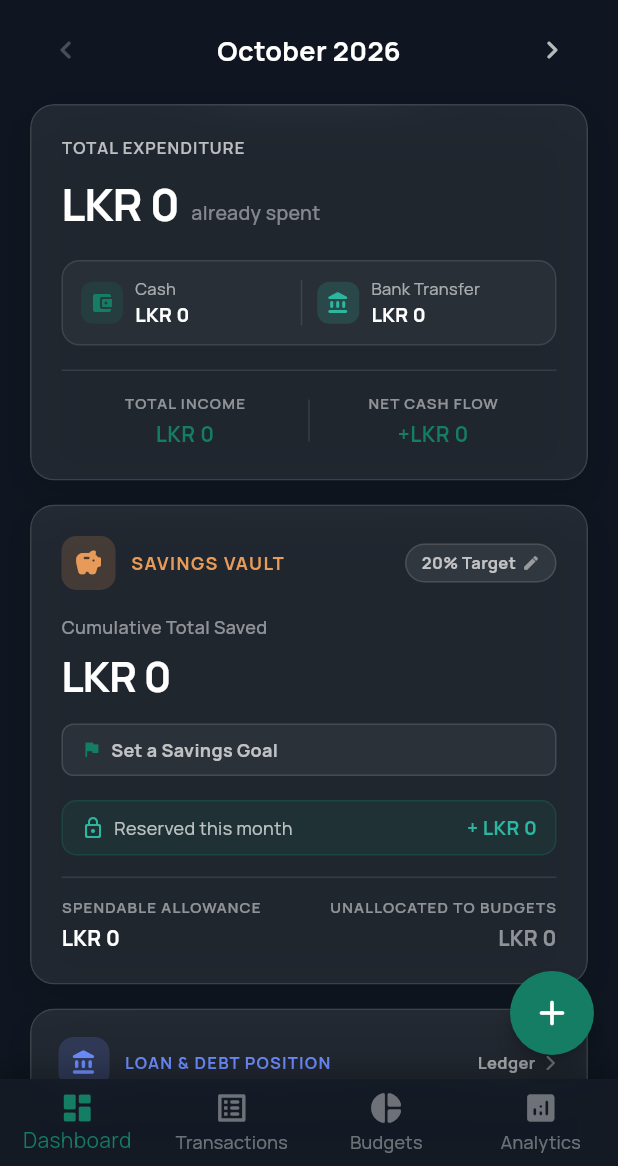
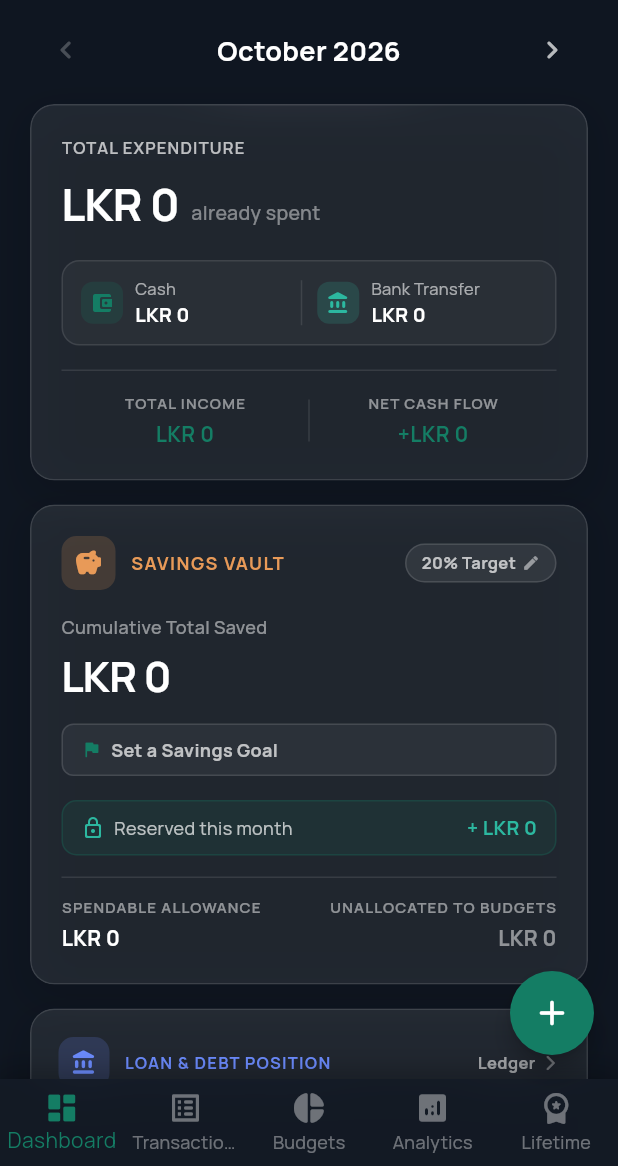
Before and after one commit to ashmax77/Aureli, a Flutter app: the HomeNavigationScaffold screen opened directly, after a tap on the "add" icon, after a tap on "Skip Tutorial", on a phone screen of 412 x 824 dp, the part 70-1236 px from its top. Run offline on Flutter 3.47's test engine with Material 3 defaults, Android fonts, the phone set to English and light mode, and no system bars; our stand-ins replace firebase_auth, firebase_core, firebase_messaging, fl_chart, flutter_secure_storage, flutter_svg and 3 more; accounts and stored records are empty; network calls fail.

Commit message:
feat(mobile): implement Lifetime Financial Milestones UI and LifetimeProvider

```diff
--- a/mobile/lib/main.dart
+++ b/mobile/lib/main.dart
@@ -14,6 +14,7 @@ import 'providers/notification_provider.dart';
 import 'providers/scheduled_transaction_provider.dart';
 import 'providers/debt_provider.dart';
 import 'providers/security_provider.dart';
+import 'providers/lifetime_provider.dart';
 
 import 'views/auth/auth_view.dart';
 import 'views/auth/biometric_lock_view.dart';
@@ -51,6 +52,7 @@ class MyApp extends StatelessWidget {
         ChangeNotifierProvider(create: (_) => NotificationProvider(apiService)),
         ChangeNotifierProvider(create: (_) => ScheduledTransactionProvider(apiService)),
         ChangeNotifierProvider(create: (_) => DebtProvider(apiService)),
+        ChangeNotifierProvider(create: (_) => LifetimeProvider(apiService)),
       ],
       child: Consumer<ThemeProvider>(
         builder: (context, themeProvider, child) {
--- /dev/null
+++ b/mobile/lib/models/achievement_model.dart
@@ -0,0 +1,39 @@
+class AchievementModel {
+  final String id;
+  final String title;
+  final String description;
+  final String iconKey;
+  final bool isUnlocked;
+  final String? unlockedAt;
+
+  AchievementModel({
+    required this.id,
+    required this.title,
+    required this.description,
+    required this.iconKey,
+    required this.isUnlocked,
+    this.unlockedAt,
+  });
+
+  factory AchievementModel.fromJson(Map<String, dynamic> json) {
+    return AchievementModel(
+      id: json['id'] as String? ?? '',
+      title: json['title'] as String? ?? '',
+      description: json['description'] as String? ?? '',
+      iconKey: json['iconKey'] as String? ?? '',
+      isUnlocked: json['isUnlocked'] as bool? ?? false,
+      unlockedAt: json['unlockedAt'] as String?,
+    );
+  }
+
+  Map<String, dynamic> toJson() {
+    return {
+      'id': id,
+      'title': title,
+      'description': description,
+      'iconKey': iconKey,
+      'isUnlocked': isUnlocked,
+      'unlockedAt': unlockedAt,
+    };
+  }
+}
--- /dev/null
+++ b/mobile/lib/models/lifetime_stats_model.dart
@@ -0,0 +1,35 @@
+class LifetimeStatsModel {
+  final double totalEarned;
+  final double totalSpent;
+  final double totalSaved;
+  final double netWorth;
+  final int activeMonths;
+
+  LifetimeStatsModel({
+    required this.totalEarned,
+    required this.totalSpent,
+    required this.totalSaved,
+    required this.netWorth,
+    required this.activeMonths,
+  });
+
+  factory LifetimeStatsModel.fromJson(Map<String, dynamic> json) {
+    return LifetimeStatsModel(
+      totalEarned: (json['totalEarned'] as num?)?.toDouble() ?? 0.0,
+      totalSpent: (json['totalSpent'] as num?)?.toDouble() ?? 0.0,
+      totalSaved: (json['totalSaved'] as num?)?.toDouble() ?? 0.0,
+      netWorth: (json['netWorth'] as num?)?.toDouble() ?? 0.0,
+      activeMonths: json['activeMonths'] as int? ?? 0,
+    );
+  }
+
+  Map<String, dynamic> toJson() {
+    return {
+      'totalEarned': totalEarned,
+      'totalSpent': totalSpent,
+      'totalSaved': totalSaved,
+      'netWorth': netWorth,
+      'activeMonths': activeMonths,
+    };
+  }
+}
--- /dev/null
+++ b/mobile/lib/providers/lifetime_provider.dart
@@ -0,0 +1,64 @@
+import 'dart:convert';
+import 'package:flutter/foundation.dart';
+import '../models/lifetime_stats_model.dart';
+import '../models/achievement_model.dart';
+import '../services/api_service.dart';
+
+class LifetimeProvider with ChangeNotifier {
+  final ApiService _apiService;
+
+  LifetimeStatsModel? _stats;
+  List<AchievementModel> _achievements = [];
+  bool _isLoading = false;
+  String? _errorMessage;
+
+  int? _selectedYear; // null means 'All Time'
+
+  LifetimeStatsModel? get stats => _stats;
+  List<AchievementModel> get achievements => _achievements;
+  bool get isLoading => _isLoading;
+  String? get errorMessage => _errorMessage;
+  int? get selectedYear => _selectedYear;
+
+  LifetimeProvider(this._apiService);
+
+  Future<void> fetchLifetimeData({int? year}) async {
+    _selectedYear = year;
+    _isLoading = true;
+    _errorMessage = null;
+    notifyListeners();
+
+    try {
+      String path = '/lifetime/stats';
+      if (year != null) {
+        path += '?year=$year';
+      }
+
+      final statsResponse = await _apiService.get(path);
+
+      if (statsResponse.statusCode == 200) {
+        _stats = LifetimeStatsModel.fromJson(jsonDecode(statsResponse.body));
+      } else {
+        _errorMessage = 'Failed to load lifetime stats';
+      }
+
+      final achievementsResponse = await _apiService.get('/lifetime/achievements');
+
+      if (achievementsResponse.statusCode == 200) {
+        final List<dynamic> data = jsonDecode(achievementsResponse.body);
+        _achievements = data.map((e) => AchievementModel.fromJson(e)).toList();
+      }
+
+    } catch (e) {
+      if (kDebugMode) debugPrint("Error fetching lifetime data: $e");
+      _errorMessage = e.toString();
+    } finally {
+      _isLoading = false;
+      notifyListeners();
+    }
+  }
+
+  void setYear(int? year) {
+    fetchLifetimeData(year: year);
+  }
+}
--- a/mobile/lib/views/home_navigation_scaffold.dart
+++ b/mobile/lib/views/home_navigation_scaffold.dart
@@ -1,4 +1,5 @@
 import 'dart:ui';
+import 'package:aureli/views/scheduled/scheduled_transactions_view.dart';
 import 'package:flutter/foundation.dart';
 import 'package:flutter/material.dart';
 import 'package:provider/provider.dart';
@@ -13,9 +14,9 @@ import 'transactions/transaction_list_view.dart';
 import 'budgets/budgets_view.dart';
 import 'charts/analytics_view.dart';
 import 'package:shared_preferences/shared_preferences.dart';
-import 'scheduled/scheduled_transactions_view.dart';
 import 'debts/debt_management_view.dart';
 import 'guide/app_tutorial_guide.dart';
+import 'lifetime/lifetime_journey_view.dart';
 
 class HomeNavigationScaffold extends StatefulWidget {
   const HomeNavigationScaffold({super.key});
@@ -42,6 +43,7 @@ class _HomeNavigationScaffoldState extends State<HomeNavigationScaffold> {
       const TransactionListView(),
       const BudgetsView(),
       const AnalyticsView(),
+      const LifetimeJourneyView(),
     ];
     _setupFcm();
     WidgetsBinding.instance.addPostFrameCallback((_) {
@@ -164,7 +166,8 @@ class _HomeNavigationScaffoldState extends State<HomeNavigationScaffold> {
   void _showQuickActionSheet(BuildContext context) {
     final budgetProv = Provider.of<BudgetProvider>(context, listen: false);
     final txProv = Provider.of<TransactionProvider>(context, listen: false);
-    final schedProv = Provider.of<ScheduledTransactionProvider>(context, listen: false);
+    final schedProv =
+        Provider.of<ScheduledTransactionProvider>(context, listen: false);
     final debtProv = Provider.of<DebtProvider>(context, listen: false);
     final isDark = Theme.of(context).brightness == Brightness.dark;
 
@@ -180,7 +183,8 @@ class _HomeNavigationScaffoldState extends State<HomeNavigationScaffold> {
         final systemBottomPadding = mediaQuery.viewPadding.bottom > 0
             ? mediaQuery.viewPadding.bottom
             : mediaQuery.padding.bottom;
-        final effectiveBottomPadding = (systemBottomPadding > 0 ? systemBottomPadding : 16.0) + 20.0;
+        final effectiveBottomPadding =
+            (systemBottomPadding > 0 ? systemBottomPadding : 16.0) + 20.0;
 
         return Container(
           decoration: BoxDecoration(
@@ -225,7 +229,8 @@ class _HomeNavigationScaffoldState extends State<HomeNavigationScaffold> {
                     color: const Color(0xFF147D64).withValues(alpha: 0.18),
                     borderRadius: BorderRadius.circular(12),
                   ),
-                child: const Icon(Icons.add_rounded, color: Color(0xFF2CB8A0)),
+                  child:
+                      const Icon(Icons.add_rounded, color: Color(0xFF2CB8A0)),
                 ),
                 title: Text(
                   "Log Expense / Income",
@@ -371,7 +376,8 @@ class _HomeNavigationScaffoldState extends State<HomeNavigationScaffold> {
                 color: Colors.transparent,
                 boxShadow: [
                   BoxShadow(
-                    color: const Color(0xFF0B3B5A).withValues(alpha: isDark ? 0.5 : 0.15),
+                    color: const Color(0xFF0B3B5A)
+                        .withValues(alpha: isDark ? 0.5 : 0.15),
                     blurRadius: 100,
                     spreadRadius: 50,
                   ),
@@ -390,7 +396,8 @@ class _HomeNavigationScaffoldState extends State<HomeNavigationScaffold> {
                 color: Colors.transparent,
                 boxShadow: [
                   BoxShadow(
-                    color: const Color(0xFF147D64).withValues(alpha: isDark ? 0.4 : 0.12),
+                    color: const Color(0xFF147D64)
+                        .withValues(alpha: isDark ? 0.4 : 0.12),
                     blurRadius: 100,
                     spreadRadius: 50,
                   ),
@@ -419,7 +426,9 @@ class _HomeNavigationScaffoldState extends State<HomeNavigationScaffold> {
         decoration: BoxDecoration(
           boxShadow: [
             BoxShadow(
-              color: isDark ? Colors.black.withValues(alpha: 0.3) : const Color(0x0F000000),
+              color: isDark
+                  ? Colors.black.withValues(alpha: 0.3)
+                  : const Color(0x0F000000),
               blurRadius: 16,
               offset: const Offset(0, -4),
             ),
@@ -430,16 +439,22 @@ class _HomeNavigationScaffoldState extends State<HomeNavigationScaffold> {
             filter: ImageFilter.blur(sigmaX: 16, sigmaY: 16),
             child: BottomNavigationBar(
               currentIndex: _currentIndex,
-              backgroundColor: isDark ? const Color(0xFF141B26).withValues(alpha: 0.85) : Colors.white.withValues(alpha: 0.92),
+              backgroundColor: isDark
+                  ? const Color(0xFF141B26).withValues(alpha: 0.85)
+                  : Colors.white.withValues(alpha: 0.92),
               selectedItemColor: const Color(0xFF147D64), // Emerald
-              unselectedItemColor: isDark ? Colors.white38 : const Color(0xFF94A3B8),
+              unselectedItemColor:
+                  isDark ? Colors.white38 : const Color(0xFF94A3B8),
               elevation: 0,
               type: BottomNavigationBarType.fixed,
               onTap: (index) {
                 if (index == 0 && _currentIndex != 0) {
-                  Provider.of<BudgetProvider>(context, listen: false).fetchSummary();
-                  Provider.of<TransactionProvider>(context, listen: false).fetchTransactions(refresh: true);
-                  Provider.of<DebtProvider>(context, listen: false).fetchSummary();
+                  Provider.of<BudgetProvider>(context, listen: false)
+                      .fetchSummary();
+                  Provider.of<TransactionProvider>(context, listen: false)
+                      .fetchTransactions(refresh: true);
+                  Provider.of<DebtProvider>(context, listen: false)
+                      .fetchSummary();
                 }
                 setState(() => _currentIndex = index);
               },
@@ -460,6 +475,10 @@ class _HomeNavigationScaffoldState extends State<HomeNavigationScaffold> {
                   icon: Icon(Icons.analytics_rounded),
                   label: "Analytics",
                 ),
+                BottomNavigationBarItem(
+                  icon: Icon(Icons.workspace_premium_rounded),
+                  label: "Lifetime",
+                ),
               ],
             ),
           ),
--- /dev/null
+++ b/mobile/lib/views/lifetime/lifetime_journey_view.dart
@@ -0,0 +1,248 @@
+import 'package:flutter/material.dart';
+import 'package:provider/provider.dart';
+import 'package:intl/intl.dart';
+import '../../providers/lifetime_provider.dart';
+import '../../widgets/glass_card.dart';
+
+class LifetimeJourneyView extends StatefulWidget {
+  const LifetimeJourneyView({super.key});
+
+  @override
+  State<LifetimeJourneyView> createState() => _LifetimeJourneyViewState();
+}
+
+class _LifetimeJourneyViewState extends State<LifetimeJourneyView> {
+  @override
+  void initState() {
+    super.initState();
+    WidgetsBinding.instance.addPostFrameCallback((_) {
+      Provider.of<LifetimeProvider>(context, listen: false).fetchLifetimeData();
+    });
+  }
+
+  @override
+  Widget build(BuildContext context) {
+    final isDark = Theme.of(context).brightness == Brightness.dark;
+
+    return Scaffold(
+      backgroundColor: Theme.of(context).scaffoldBackgroundColor,
+      body: Consumer<LifetimeProvider>(
+        builder: (context, provider, child) {
+          if (provider.isLoading && provider.stats == null) {
+            return const Center(child: CircularProgressIndicator());
+          }
+
+          if (provider.errorMessage != null && provider.stats == null) {
+            return Center(
+              child: Text(
+                provider.errorMessage!,
+                style: const TextStyle(color: Colors.red),
+              ),
+            );
+          }
+
+          final stats = provider.stats;
+          if (stats == null) {
+            return const Center(child: Text("No data available"));
+          }
+
+          return SafeArea(
+            child: CustomScrollView(
+              slivers: [
+                SliverToBoxAdapter(
+                  child: Padding(
+                    padding: const EdgeInsets.symmetric(horizontal: 24.0, vertical: 20),
+                    child: Column(
+                      crossAxisAlignment: CrossAxisAlignment.start,
+                      children: [
+                        Text(
+                          "Lifetime Journey",
+                          style: TextStyle(
+                            fontFamily: 'Manrope',
+                            fontSize: 28,
+                            fontWeight: FontWeight.bold,
+                            color: isDark ? Colors.white : const Color(0xFF0F172A),
+                          ),
+                        ),
+                        const SizedBox(height: 8),
+                        Text(
+                          "Your financial milestones since joining Aureli",
+                          style: TextStyle(
+                            fontFamily: 'Manrope',
+                            fontSize: 14,
+                            color: isDark ? Colors.white70 : const Color(0xFF475569),
+                          ),
+                        ),
+                        const SizedBox(height: 24),
+
+                        // Hero Section: Lifetime Ledger
+                        GlassCard(
+                          padding: const EdgeInsets.all(24),
+                          child: Column(
+                            crossAxisAlignment: CrossAxisAlignment.start,
+                            children: [
+                              _buildHeroStat(
+                                "Total Lifetime Saved",
+                                stats.totalSaved,
+                                const Color(0xFF2CB8A0)
+                              ),
+                              const SizedBox(height: 24),
+                              Row(
+                                children: [
+                                  Expanded(
+                                    child: _buildHeroStat(
+                                      "Total Earned",
+                                      stats.totalEarned,
+                                      const Color(0xFF6C8CFF)
+                                    ),
+                                  ),
+                                  Expanded(
+                                    child: _buildHeroStat(
+                                      "Total Spent",
+                                      stats.totalSpent,
+                                      const Color(0xFFE89A58)
+                                    ),
+                                  ),
+                                ],
+                              ),
+                            ],
+                          ),
+                        ),
+
+                        const SizedBox(height: 32),
+
+                        // Achievements Section
+                        Text(
+                          "Hall of Fame",
+                          style: TextStyle(
+                            fontFamily: 'Manrope',
+                            fontSize: 20,
+                            fontWeight: FontWeight.bold,
+                            color: isDark ? Colors.white : const Color(0xFF0F172A),
+                          ),
+                        ),
+                        const SizedBox(height: 16),
+                      ],
+                    ),
+                  ),
+                ),
+                SliverPadding(
+                  padding: const EdgeInsets.symmetric(horizontal: 24.0),
+                  sliver: SliverGrid(
+                    gridDelegate: const SliverGridDelegateWithFixedCrossAxisCount(
+                      crossAxisCount: 2,
+                      mainAxisSpacing: 16,
+                      crossAxisSpacing: 16,
+                      childAspectRatio: 0.85,
+                    ),
+                    delegate: SliverChildBuilderDelegate(
+                      (context, index) {
+                        final achievement = provider.achievements[index];
+                        return _buildAchievementCard(achievement, isDark);
+                      },
+                      childCount: provider.achievements.length,
+                    ),
+                  ),
+                ),
+                const SliverToBoxAdapter(
+                  child: SizedBox(height: 40),
+                )
+              ],
+            ),
+          );
+        },
+      ),
+    );
+  }
+
+  Widget _buildHeroStat(String label, double amount, Color accentColor) {
+    return Column(
+      crossAxisAlignment: CrossAxisAlignment.start,
+      children: [
+        Text(
+          label,
+          style: TextStyle(
+            fontFamily: 'Manrope',
+            fontSize: 12,
+            fontWeight: FontWeight.w600,
+            color: Colors.white.withOpacity(0.7),
+          ),
+        ),
+        const SizedBox(height: 4),
+        Text(
+          "LKR ${NumberFormat('#,##0').format(amount)}",
+          style: TextStyle(
+            fontFamily: 'Manrope',
+            fontSize: 24,
+            fontWeight: FontWeight.bold,
+            color: accentColor,
+            shadows: [
+              Shadow(
+                color: accentColor.withOpacity(0.3),
+                blurRadius: 8,
+              )
+            ],
+          ),
+        ),
+      ],
+    );
+  }
+
+  Widget _buildAchievementCard(dynamic achievement, bool isDark) {
+    final bool isUnlocked = achievement.isUnlocked;
+    return Container(
+      decoration: BoxDecoration(
+        color: isDark
+            ? (isUnlocked ? Colors.white.withOpacity(0.08) : Colors.white.withOpacity(0.02))
+            : (isUnlocked ? Colors.white : Colors.grey.shade100),
+        borderRadius: BorderRadius.circular(20),
+        border: Border.all(
+          color: isUnlocked
+              ? (isDark ? Colors.white24 : Colors.grey.shade300)
+              : Colors.transparent,
+        ),
+      ),
+      padding: const EdgeInsets.all(16),
+      child: Column(
+        mainAxisAlignment: MainAxisAlignment.center,
+        children: [
+          Container(
+            padding: const EdgeInsets.all(12),
+            decoration: BoxDecoration(
+              color: isUnlocked ? const Color(0xFFFACC15).withOpacity(0.2) : Colors.grey.withOpacity(0.1),
+              shape: BoxShape.circle,
+            ),
+            child: Icon(
+              isUnlocked ? Icons.emoji_events_rounded : Icons.lock_rounded,
+              color: isUnlocked ? const Color(0xFFFACC15) : Colors.grey,
+              size: 32,
+            ),
+          ),
+          const SizedBox(height: 12),
+          Text(
+            achievement.title,
+            textAlign: TextAlign.center,
+            style: TextStyle(
+              fontFamily: 'Manrope',
+              fontSize: 14,
+              fontWeight: FontWeight.bold,
+              color: isUnlocked ? (isDark ? Colors.white : Colors.black) : Colors.grey,
+            ),
+          ),
+          const SizedBox(height: 4),
+          Text(
+            achievement.description,
+            textAlign: TextAlign.center,
+            maxLines: 2,
+            overflow: TextOverflow.ellipsis,
+            style: TextStyle(
+              fontFamily: 'Manrope',
+              fontSize: 11,
+              color: isUnlocked ? (isDark ? Colors.white70 : Colors.black54) : Colors.grey,
+            ),
+          ),
+        ],
+      ),
+    );
+  }
+}
```
Lines whose indentation alone changed are shown as unchanged.
